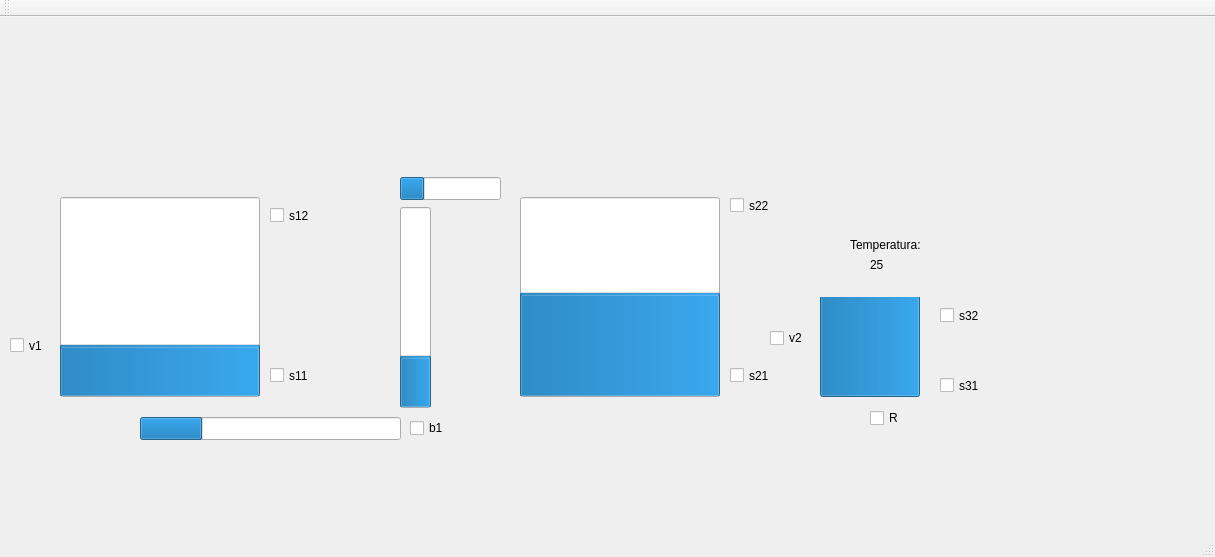
This is Automacao Predial/Qt_gui/pp_gui/mainwindow.ui in lucas-medeiros/Automacao-Predial as Qt 5 draws it before an edit. The edited form follows.
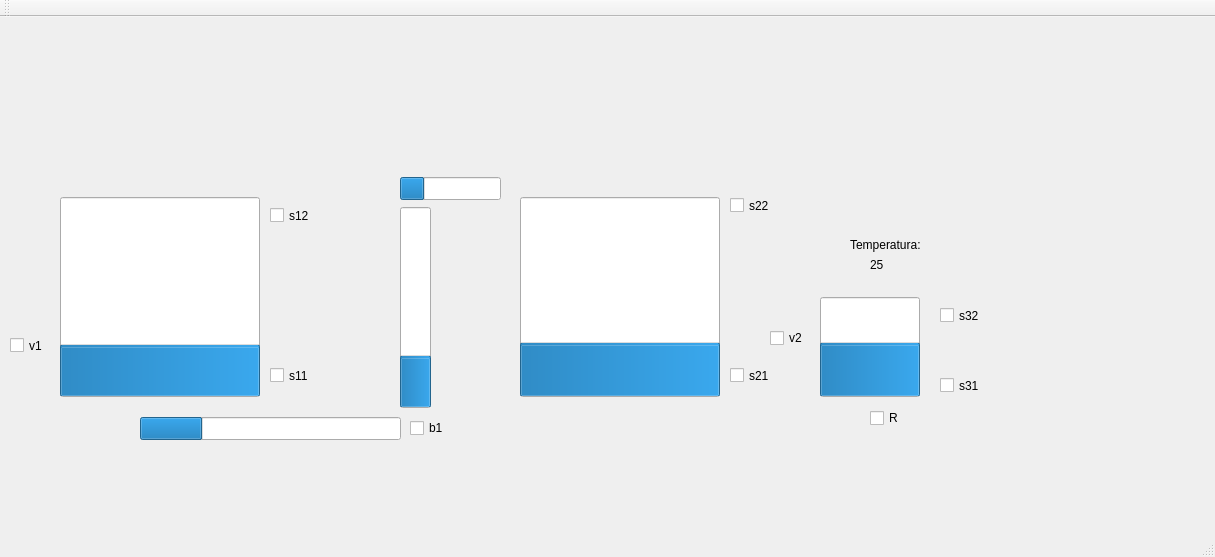
This is the edited form.

Patch:
```diff
--- a/Automacao Predial/Qt_gui/pp_gui/mainwindow.ui
+++ b/Automacao Predial/Qt_gui/pp_gui/mainwindow.ui
@@ -159,7 +159,7 @@
      </rect>
     </property>
     <property name="value">
-     <number>50</number>
+     <number>25</number>
     </property>
     <property name="textVisible">
      <bool>false</bool>
@@ -194,7 +194,7 @@
      <number>50</number>
     </property>
     <property name="value">
-     <number>50</number>
+     <number>25</number>
     </property>
     <property name="textVisible">
      <bool>false</bool>
```
Left out of the diff: 2 changed lines with no effect on the pictures.
